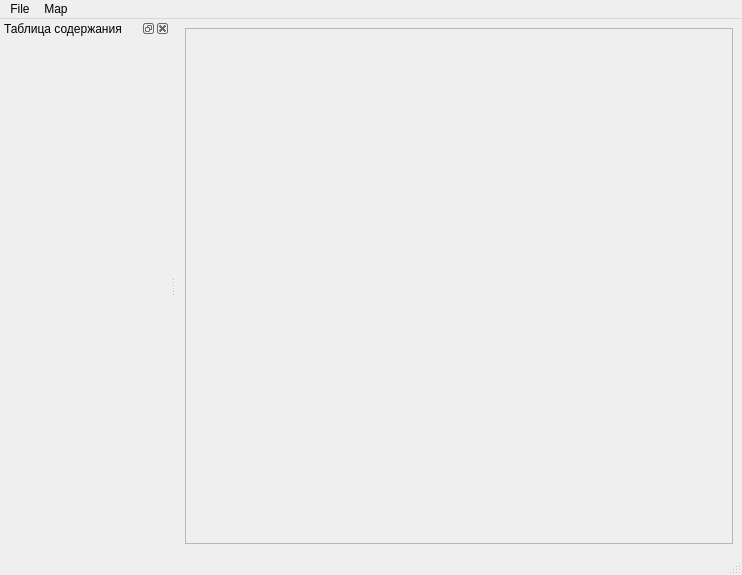
YuriyRusinov/reper, file ddocclient/app/reper/simple_map_window_base.ui: the form before one commit.
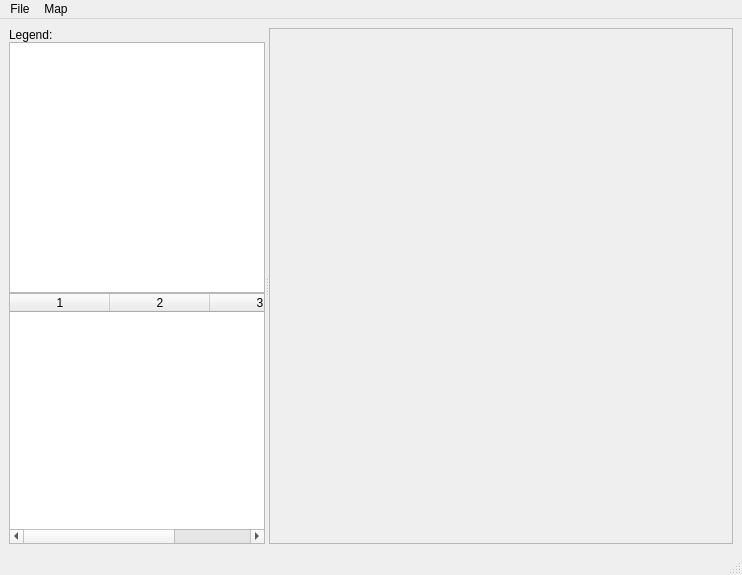
The form after the commit. Icons and pictures are not drawn.

The edit to the form file:
```diff
--- a/ddocclient/app/reper/simple_map_window_base.ui
+++ b/ddocclient/app/reper/simple_map_window_base.ui
@@ -14,21 +14,141 @@
    <string>MapWindow</string>
   </property>
   <widget class="QWidget" name="centralwidget">
-   <layout class="QGridLayout">
-    <property name="margin">
-     <number>9</number>
-    </property>
-    <property name="spacing">
-     <number>6</number>
-    </property>
-    <item row="0" column="0">
-     <widget class="QFrame" name="frameMap">
-      <property name="frameShape">
-       <enum>QFrame::StyledPanel</enum>
+   <layout class="QHBoxLayout" name="horizontalLayout">
+    <item>
+     <widget class="QSplitter" name="splitter">
+      <property name="sizePolicy">
+       <sizepolicy hsizetype="Expanding" vsizetype="Preferred">
+        <horstretch>0</horstretch>
+        <verstretch>0</verstretch>
+       </sizepolicy>
       </property>
-      <property name="frameShadow">
-       <enum>QFrame::Raised</enum>
+      <property name="minimumSize">
+       <size>
+        <width>30</width>
+        <height>0</height>
+       </size>
       </property>
+      <property name="orientation">
+       <enum>Qt::Horizontal</enum>
+      </property>
+      <widget class="QWidget" name="layoutWidget">
+       <layout class="QVBoxLayout" name="verticalLayout">
+        <property name="spacing">
+         <number>0</number>
+        </property>
+        <property name="sizeConstraint">
+         <enum>QLayout::SetMinimumSize</enum>
+        </property>
+        <item>
+         <widget class="QLabel" name="label">
+          <property name="sizePolicy">
+           <sizepolicy hsizetype="Minimum" vsizetype="Minimum">
+            <horstretch>0</horstretch>
+            <verstretch>0</verstretch>
+           </sizepolicy>
+          </property>
+          <property name="text">
+           <string>Legend:</string>
+          </property>
+         </widget>
+        </item>
+        <item>
+         <widget class="QTreeView" name="treeView"/>
+        </item>
+        <item>
+         <widget class="QTableWidget" name="tableLegend">
+          <property name="sizePolicy">
+           <sizepolicy hsizetype="MinimumExpanding" vsizetype="Expanding">
+            <horstretch>0</horstretch>
+            <verstretch>0</verstretch>
+           </sizepolicy>
+          </property>
+          <property name="minimumSize">
+           <size>
+            <width>200</width>
+            <height>200</height>
+           </size>
+          </property>
+          <property name="frameShape">
+           <enum>QFrame::StyledPanel</enum>
+          </property>
+          <property name="frameShadow">
+           <enum>QFrame::Plain</enum>
+          </property>
+          <property name="editTriggers">
+           <set>QAbstractItemView::NoEditTriggers</set>
+          </property>
+          <property name="selectionMode">
+           <enum>QAbstractItemView::ExtendedSelection</enum>
+          </property>
+          <property name="selectionBehavior">
+           <enum>QAbstractItemView::SelectRows</enum>
+          </property>
+          <property name="columnCount">
+           <number>3</number>
+          </property>
+          <attribute name="verticalHeaderVisible">
+           <bool>false</bool>
+          </attribute>
+          <attribute name="verticalHeaderHighlightSections">
+           <bool>false</bool>
+          </attribute>
+          <column/>
+          <column/>
+          <column/>
+         </widget>
+        </item>
+        <item>
+         <widget class="QFrame" name="frameLegend">
+          <property name="sizePolicy">
+           <sizepolicy hsizetype="Preferred" vsizetype="Preferred">
+            <horstretch>0</horstretch>
+            <verstretch>0</verstretch>
+           </sizepolicy>
+          </property>
+          <property name="minimumSize">
+           <size>
+            <width>20</width>
+            <height>0</height>
+           </size>
+          </property>
+          <property name="maximumSize">
+           <size>
+            <width>16777215</width>
+            <height>16777215</height>
+           </size>
+          </property>
+          <property name="frameShape">
+           <enum>QFrame::StyledPanel</enum>
+          </property>
+          <property name="frameShadow">
+           <enum>QFrame::Raised</enum>
+          </property>
+         </widget>
+        </item>
+       </layout>
+      </widget>
+      <widget class="QFrame" name="frameMap">
+       <property name="sizePolicy">
+        <sizepolicy hsizetype="Expanding" vsizetype="Expanding">
+         <horstretch>200</horstretch>
+         <verstretch>200</verstretch>
+        </sizepolicy>
+       </property>
+       <property name="minimumSize">
+        <size>
+         <width>0</width>
+         <height>0</height>
+        </size>
+       </property>
+       <property name="frameShape">
+        <enum>QFrame::StyledPanel</enum>
+       </property>
+       <property name="frameShadow">
+        <enum>QFrame::Raised</enum>
+       </property>
+      </widget>
      </widget>
     </item>
    </layout>
@@ -61,27 +181,6 @@
    <addaction name="menuMap"/>
   </widget>
   <widget class="QStatusBar" name="statusbar"/>
-  <widget class="QDockWidget" name="dockWigTOC">
-   <property name="sizePolicy">
-    <sizepolicy hsizetype="Preferred" vsizetype="Preferred">
-     <horstretch>0</horstretch>
-     <verstretch>0</verstretch>
-    </sizepolicy>
-   </property>
-   <property name="minimumSize">
-    <size>
-     <width>170</width>
-     <height>42</height>
-    </size>
-   </property>
-   <property name="windowTitle">
-    <string>Таблица содержания</string>
-   </property>
-   <attribute name="dockWidgetArea">
-    <number>1</number>
-   </attribute>
-   <widget class="QWidget" name="dockWidgetContents_2"/>
-  </widget>
   <action name="mpActionZoomIn">
    <property name="icon">
     <iconset resource="resources.qrc">
```
Left out of the diff: 33 changed lines with no effect on the pictures.
